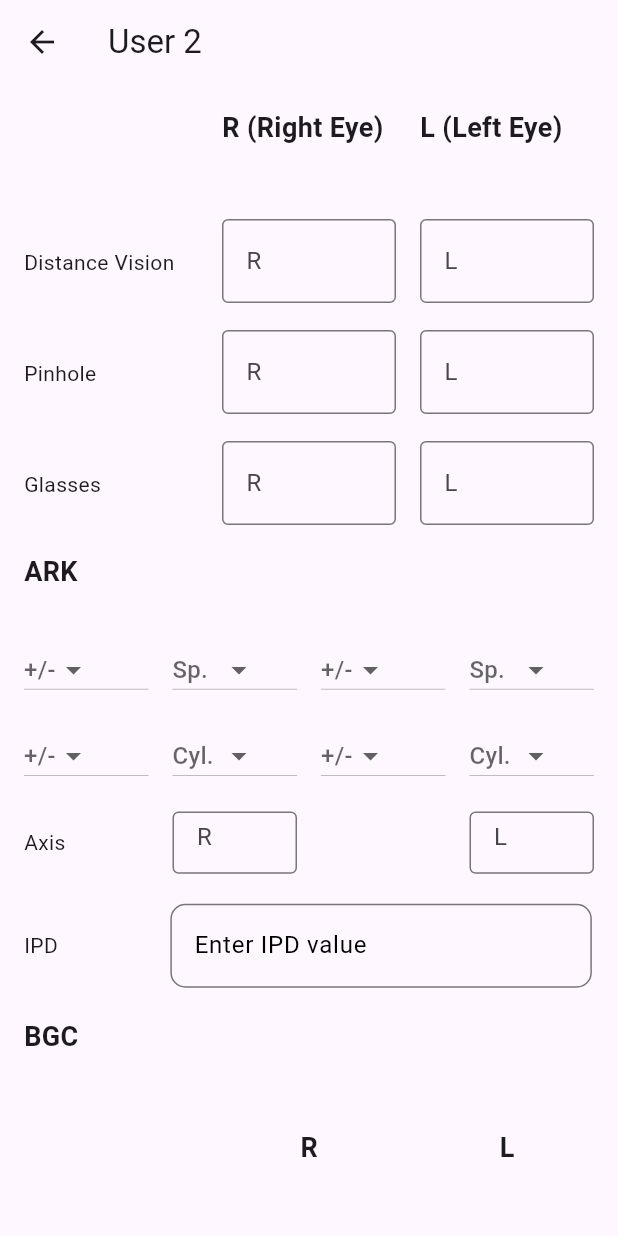
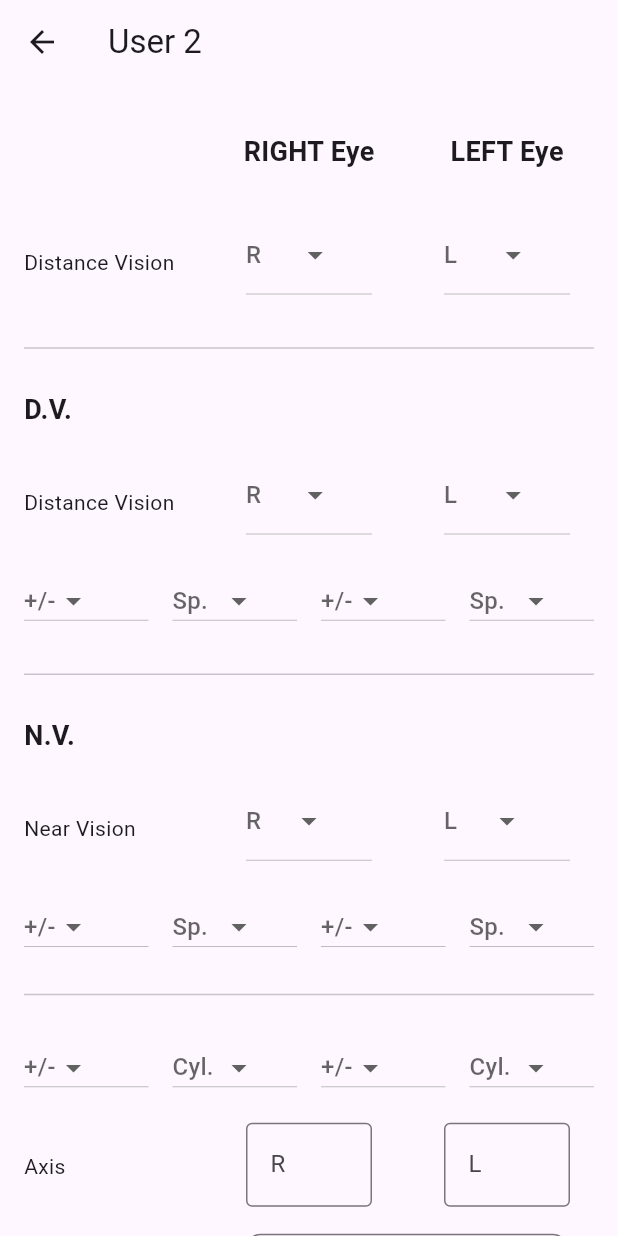
Before and after one commit to jayan110105/OpthaDoc, a Flutter app: the User2 screen opened by its route, on a phone screen of 412 x 824 dp. Run offline on Flutter 3.47's test engine with Material 3 defaults, Android fonts, the light colour scheme and no system bars; our stand-ins replace firebase_core; accounts and stored records are empty.

Commit message:
Firebase Setup & User2 Oevrhaul

```diff
--- a/lib/main.dart
+++ b/lib/main.dart
@@ -1,4 +1,6 @@
 import 'package:flutter/material.dart';
+import 'package:firebase_core/firebase_core.dart';
+import 'package:optha_doc/firebase_options.dart';
 import 'package:optha_doc/ui/screens/Diagnosis.dart';
 import 'package:optha_doc/ui/screens/User3.dart';
 import 'package:optha_doc/ui/screens/login.dart';
@@ -9,7 +11,10 @@ import 'package:optha_doc/ui/screens/MedicalHistory.dart';
 import 'package:optha_doc/ui/screens/ClinicalExamination.dart';
 import 'package:optha_doc/ui/screens/RoleLogin.dart';
 
-void main() => runApp(MaterialApp(
+void main() async{
+  WidgetsFlutterBinding.ensureInitialized();
+  await Firebase.initializeApp(options: DefaultFirebaseOptions.currentPlatform);
+  runApp(MaterialApp(
   initialRoute: '/home',
   routes: {
     '/home': (context) => const Home(),
@@ -25,6 +30,7 @@ void main() => runApp(MaterialApp(
   },
   //home: Home(),
 ));
+}
 
 class Home extends StatelessWidget {
   const Home({super.key});
--- a/lib/ui/screens/User2.dart
+++ b/lib/ui/screens/User2.dart
@@ -11,14 +11,24 @@ class _User2State extends State<User2> {
   String? selectedBifocal;
   String? selectedColor;
   String? selectedRemarks;
-  double? selectedSpR;
-  double? selectedSpL;
+  double? selectedDVSpR;
+  double? selectedDVSpL;
+  double? selectedNVSpR;
+  double? selectedNVSpL;
   double? selectedCylR;
   double? selectedCylL;
-  String? selectedSignSpR;
-  String? selectedSignSpL;
+  String? selectedSignDVSpR;
+  String? selectedSignDVSpL;
+  String? selectedSignNVSpR;
+  String? selectedSignNVSpL;
   String? selectedSignCylR;
   String? selectedSignCylL;
+  String? selectedDVR;
+  String? selectedDVL;
+  String? selectedDVR2;
+  String? selectedDVL2;
+  String? selectedNVR;
+  String? selectedNVL;
 
   @override
   Widget build(BuildContext context) {
@@ -40,22 +50,54 @@ class _User2State extends State<User2> {
               physics: const NeverScrollableScrollPhysics(),
               children: [
                 const SizedBox(),
-                _buildEyeLabel("R (Right Eye)"),
-                _buildEyeLabel("L (Left Eye)"),
+                Center(child: _buildEyeLabel("RIGHT Eye")),
+                Center(child: _buildEyeLabel("LEFT Eye")),
                 _buildTextLabel('Distance Vision'),
-                _buildTextField('R'),
-                _buildTextField('L'),
-                _buildTextLabel('Pinhole'),
-                _buildTextField('R'),
-                _buildTextField('L'),
-                _buildTextLabel('Glasses'),
-                _buildTextField('R'),
-                _buildTextField('L'),
-                _buildEyeLabel("ARK"),
-                const SizedBox(),
-                const SizedBox(),
+                _buildDistanceVisionDropdown(selectedDVR, "R", (newValue) {
+                  setState(() {
+                    selectedDVR = newValue;
+                  });
+                }),
+                _buildDistanceVisionDropdown(selectedDVL, "L", (newValue) {
+                  setState(() {
+                    selectedDVL = newValue;
+                  });
+                }),
               ],
             ),
+            SizedBox(height: 20,),
+            Divider(),
+            SizedBox(height: 20,),
+            Row(
+              mainAxisAlignment: MainAxisAlignment.start,
+              children: [
+                _buildEyeLabel("D.V."),
+              ],
+            ),
+            SizedBox(height: 20,),
+            GridView.count(
+              crossAxisCount: 3,
+              childAspectRatio: 2,
+              crossAxisSpacing: 16.0,
+              mainAxisSpacing: 16.0,
+              padding: EdgeInsets.zero,
+              shrinkWrap: true,
+              physics: const NeverScrollableScrollPhysics(),
+              children: [
+                _buildTextLabel('Distance Vision'),
+                _buildDistanceVisionDropdown(selectedDVR2, "R", (newValue) {
+                  setState(() {
+                    selectedDVR2 = newValue;
+                  });
+                }),
+                _buildDistanceVisionDropdown(selectedDVL2, "L", (newValue) {
+                  setState(() {
+                    selectedDVL2 = newValue;
+                  });
+                }),
+              ]
+            ),
+            SizedBox(height: 16,),
             GridView.count(
                 crossAxisCount: 4,
                 childAspectRatio: 2,
@@ -65,26 +107,104 @@ class _User2State extends State<User2> {
                 shrinkWrap: true,
                 physics: const NeverScrollableScrollPhysics(),
                 children: [
-                _buildSignDropdown(selectedSignSpR, (newValue) {
+                  _buildSignDropdown(selectedSignDVSpR, (newValue) {
                     setState(() {
-                    selectedSignSpR = newValue;
+                      selectedSignDVSpR = newValue;
                     });
                   }),
-                _buildDropdown(8, "Sp.", selectedSpR, (newValue) {
+                  _buildDropdown(8, "Sp.", selectedDVSpR, (newValue) {
                     setState(() {
-                    selectedSpR = newValue;
+                      selectedDVSpR = newValue;
                     });
                   }),
-                _buildSignDropdown(selectedSignSpL, (newValue) {
+                  _buildSignDropdown(selectedSignDVSpL, (newValue) {
                     setState(() {
-                    selectedSignSpL = newValue;
+                      selectedSignDVSpL = newValue;
                     });
                   }),
-                _buildDropdown(8, "Sp.", selectedSpL, (newValue) {
+                  _buildDropdown(8, "Sp.", selectedDVSpL, (newValue) {
                     setState(() {
-                    selectedSpL = newValue;
+                      selectedDVSpL = newValue;
                     });
                   }),
+                ]
+            ),
+            SizedBox(height: 20,),
+            Divider(),
+            SizedBox(height: 20,),
+            Row(
+              mainAxisAlignment: MainAxisAlignment.start,
+              children: [
+                _buildEyeLabel("N.V."),
+              ],
+            ),
+            SizedBox(height: 20,),
+            GridView.count(
+              crossAxisCount: 3,
+              childAspectRatio: 2,
+              crossAxisSpacing: 16.0,
+              mainAxisSpacing: 16.0,
+              padding: EdgeInsets.zero,
+              shrinkWrap: true,
+              physics: const NeverScrollableScrollPhysics(),
+              children: [
+                _buildTextLabel('Near Vision'),
+                _buildNearVisionDropdown(selectedNVR, "R", (newValue) {
+                  setState(() {
+                    selectedNVR = newValue;
+                  });
+                }),
+                _buildNearVisionDropdown(selectedNVL, "L", (newValue) {
+                  setState(() {
+                    selectedNVL = newValue;
+                  });
+                }),
+              ]
+            ),
+            SizedBox(height: 16,),
+            GridView.count(
+              crossAxisCount: 4,
+              childAspectRatio: 2,
+              crossAxisSpacing: 16.0,
+              mainAxisSpacing: 16.0,
+              padding: EdgeInsets.zero,
+              shrinkWrap: true,
+              physics: const NeverScrollableScrollPhysics(),
+              children: [
+                _buildSignDropdown(selectedSignNVSpR, (newValue) {
+                  setState(() {
+                    selectedSignNVSpR = newValue;
+                  });
+                }),
+                _buildDropdown(8, "Sp.", selectedNVSpR, (newValue) {
+                  setState(() {
+                    selectedNVSpR = newValue;
+                  });
+                }),
+                _buildSignDropdown(selectedSignNVSpL, (newValue) {
+                  setState(() {
+                    selectedSignNVSpL = newValue;
+                  });
+                }),
+                _buildDropdown(8, "Sp.", selectedNVSpL, (newValue) {
+                  setState(() {
+                    selectedNVSpL = newValue;
+                  });
+                }),
+              ]
+            ),
+            SizedBox(height: 16,),
+            Divider(),
+            SizedBox(height: 20,),
+            GridView.count(
+                crossAxisCount: 4,
+                childAspectRatio: 2,
+                crossAxisSpacing: 16.0,
+                mainAxisSpacing: 16.0,
+                padding: EdgeInsets.zero,
+                shrinkWrap: true,
+                physics: const NeverScrollableScrollPhysics(),
+                children: [
                 _buildSignDropdown(selectedSignCylR, (newValue) {
                   setState(() {
                     selectedSignCylR = newValue;
@@ -105,19 +225,30 @@ class _User2State extends State<User2> {
                     selectedCylL = newValue;
                   });
                 }),
+              ]
+            ),
+            SizedBox(height: 16,),
+            GridView.count(
+              crossAxisCount: 3,
+              childAspectRatio: 2,
+              crossAxisSpacing: 16.0,
+              mainAxisSpacing: 16.0,
+              padding: EdgeInsets.zero,
+              shrinkWrap: true,
+              physics: const NeverScrollableScrollPhysics(),
+              children: [
                 _buildTextLabel('Axis'),
                 _buildTextField('R'),
-                SizedBox(),
                 _buildTextField('L'),
               ]
             ),
-            SizedBox(height: 20,),
+            SizedBox(height: 16,),
             Row(
               children: [
                 _buildTextLabel("IPD"),
-                SizedBox(width: 75,),
+                SizedBox(width: 125,),
                 Container(
-                  width: 281,
+                  width: 215,
                   child: TextField(
                     cursorColor: Colors.black,
                     decoration: InputDecoration(
@@ -139,47 +270,9 @@ class _User2State extends State<User2> {
               ],
             ),
           SizedBox(height: 20,),
-          GridView.count(
-          crossAxisCount: 3,
-          childAspectRatio: 2,
-          crossAxisSpacing: 16.0,
-          mainAxisSpacing: 16.0,
-          padding: EdgeInsets.zero,
-          shrinkWrap: true,
-          physics: const NeverScrollableScrollPhysics(),
-          children: [
-            _buildEyeLabel("BGC"),
-            SizedBox(),
-            SizedBox(),
-            SizedBox(),
-            Column(
-              crossAxisAlignment: CrossAxisAlignment.center,
-              children: [
-                _buildEyeLabel("R"),
-              ],
-            ),
-            Column(
-              crossAxisAlignment: CrossAxisAlignment.center,
-              children: [
-                _buildEyeLabel("L"),
-              ],
-            ),
-            _buildTextLabel("Sp."),
-            _buildTextField("R"),
-            _buildTextField("L"),
-            _buildTextLabel("Cyl."),
-            _buildTextField("R"),
-            _buildTextField("L"),
-            _buildTextLabel("Axis"),
-            _buildTextField("R"),
-            _buildTextField("L"),
-            _buildTextLabel("ADD"),
-            _buildTextField("R"),
-            _buildTextField("L"),
-          ],
-          ),
             SizedBox(height: 20,),
             Divider(),
+            SizedBox(height: 20,),
             _buildEyeLabel("Bifocal"),
             _buildCheckboxListTile('Kryptok', selectedBifocal, (value) {
               setState(() {
@@ -213,6 +306,7 @@ class _User2State extends State<User2> {
             }),
 
             Divider(),
+            SizedBox(height: 20,),
             _buildEyeLabel("Colour"),
             _buildCheckboxListTile('White', selectedColor, (value) {
               setState(() {
@@ -241,6 +335,7 @@ class _User2State extends State<User2> {
             }),
 
             Divider(),
+            SizedBox(height: 20,),
             _buildEyeLabel("Remarks"),
             _buildCheckboxListTile('D.V. only', selectedRemarks, (value) {
               setState(() {
@@ -335,12 +430,15 @@ class _User2State extends State<User2> {
   }
 
   Widget _buildTextField(String hint) {
-    return SizedBox(
+    return Padding(
+      padding: const EdgeInsets.symmetric(horizontal: 16.0),
+      child: SizedBox(
           width: 80, // Use SizedBox instead of Container to enforce fixed width
           child: TextField(
             decoration: InputDecoration(
               border: OutlineInputBorder(),
               hintText: hint,
+            ),
           ),
         ),
     );
@@ -380,4 +478,41 @@ class _User2State extends State<User2> {
       onChanged: onChanged,
     );
   }
+
+  Widget _buildDistanceVisionDropdown(String? value,String hint, Function(String?) onChanged) {
+    List<String> visionValues = ["6/6", "6/9", "6/12", "6/18", "6/24", "6/36", "6/60", "3/60", "1/60"];
+
+    return Padding(
+      padding: const EdgeInsets.symmetric(horizontal: 16.0),
+      child: DropdownButton<String>(
+        value: value,
+        hint: Text(hint),
+        items: visionValues.map((String value) {
+          return DropdownMenuItem<String>(
+            value: value,
+            child: Text(value),
+          );
+        }).toList(),
+        onChanged: onChanged,
+      ),
+    );
   }
+  Widget _buildNearVisionDropdown(String? value,String hint, Function(String?) onChanged) {
+    List<String> visionValues = ["N5", "N6", "N8", "N10", "N12", "N14", "N18", "N24", "N36", "N48", "N60"];
+
+    return Padding(
+      padding: const EdgeInsets.symmetric(horizontal: 16.0),
+      child: DropdownButton<String>(
+        value: value,
+        hint: Text(hint),
+        items: visionValues.map((String value) {
+          return DropdownMenuItem<String>(
+            value: value,
+            child: Text(value),
+          );
+        }).toList(),
+        onChanged: onChanged,
+      ),
+    );
+  }
+}
--- a/pubspec.yaml
+++ b/pubspec.yaml
@@ -35,6 +35,7 @@ dependencies:
   # The following adds the Cupertino Icons font to your application.
   # Use with the CupertinoIcons class for iOS style icons.
   cupertino_icons: ^1.0.6
+  firebase_core: ^3.4.0
 
 dev_dependencies:
   flutter_test:
```
Also changed, not shown: firebase.json (added), lib/firebase_options.dart (added), pubspec.lock, 7 other files. Lines whose indentation alone changed are shown as unchanged.
